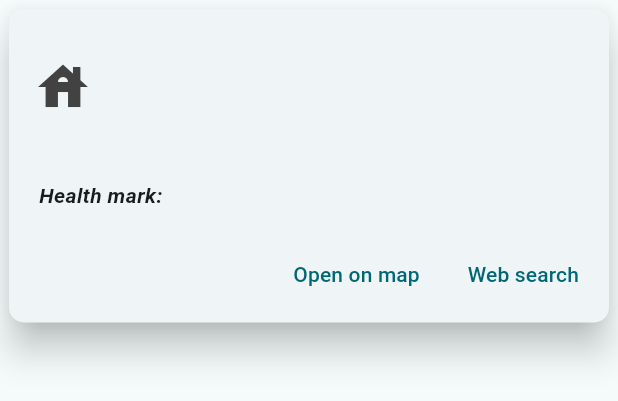
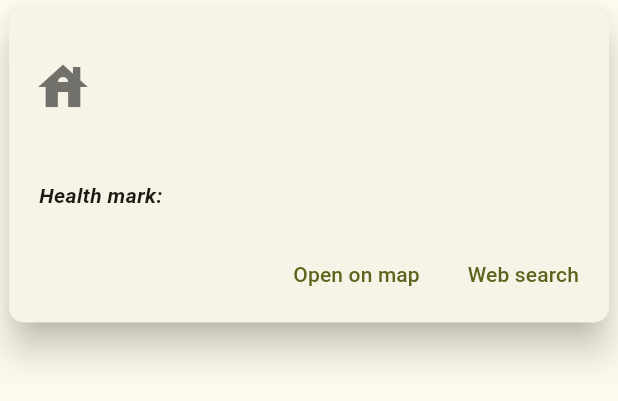
Before and after one commit to rokozeit/herkunft, a Flutter app: the CompanyDetailsWidget widget shown alone on an empty page, opened directly with empty values, after a tap on "Web search", on a phone screen of 412 x 824 dp. Shown: the top 401 px of the screen. Run offline on Flutter 3.47's test engine with Material 2 defaults, Android fonts, the phone set to English and light mode, and no system bars; our stand-ins replace file_picker, shared_preferences, sqflite_common_ffi; missing offline and left inert: flutter_scalable_ocr, maps_launcher, window_manager; accounts and stored records are empty.

Commit message:
some code improvements

```diff
--- a/lib/company_details.dart
+++ b/lib/company_details.dart
@@ -2,37 +2,31 @@ import 'package:flutter/material.dart';
 import 'package:maps_launcher/maps_launcher.dart';
 import 'package:url_launcher/url_launcher.dart';
 
-/// Contains the inforation on a single company
 class CompanyDetails {
-  /// The companies name
   final String name;
-
-  /// The address
   final String address;
-
-  /// The current approval no
   final String approvalNo;
-
-  /// The old approval no
   final String approvalNoOld;
-
-  /// Some comment
   final String comment;
 
-  CompanyDetails(this.name, this.address, this.approvalNo, this.approvalNoOld,
-      this.comment);
+  CompanyDetails(
+    this.name,
+    this.address,
+    this.approvalNo,
+    this.approvalNoOld,
+    this.comment,
+  );
 
   @override
   String toString() {
-    return '{name: $name, ??street: $address, ??appNo: $approvalNo, ??appNoOld: $approvalNoOld, ??comment: $comment}';
+    return '{name: $name, street: $address, appNo: $approvalNo, appNoOld: $approvalNoOld, comment: $comment}';
   }
 }
 
-/// The widget displaying the companydetails
 class CompanyDetailsWidget extends StatelessWidget {
   final CompanyDetails companyDetails;
 
-  const CompanyDetailsWidget(this.companyDetails, {super.key});
+  const CompanyDetailsWidget(this.companyDetails, {Key? key}) : super(key: key);
 
   @override
   Widget build(BuildContext context) {
@@ -44,7 +38,9 @@ class CompanyDetailsWidget extends StatelessWidget {
         shape: RoundedRectangleBorder(
           borderRadius: BorderRadius.circular(10.0),
         ),
-            child: Column(mainAxisSize: MainAxisSize.min, children: <Widget>[
+        child: Column(
+          mainAxisSize: MainAxisSize.min,
+          children: <Widget>[
             ListTile(
               title: Text(
                 companyDetails.name,
@@ -52,15 +48,16 @@ class CompanyDetailsWidget extends StatelessWidget {
                   fontWeight: FontWeight.bold,
                 ),
               ),
-                leading: Icon(
+              leading: const Icon(
                 Icons.house,
-                  color: Colors.grey.shade800,
+                color: Colors.black54,
                 size: 40,
               ),
               subtitle: Text(companyDetails.address),
-                // onTap: () {},
-                contentPadding:
-                    const EdgeInsets.symmetric(vertical: 16, horizontal: 16),
+              contentPadding: const EdgeInsets.symmetric(
+                vertical: 16,
+                horizontal: 16,
+              ),
             ),
             Container(
               margin: const EdgeInsets.symmetric(horizontal: 20),
@@ -70,104 +67,116 @@ class CompanyDetailsWidget extends StatelessWidget {
                   1: FractionColumnWidth(.6)
                 },
                 border: const TableBorder(
-                          horizontalInside:
-                              BorderSide(width: 1, color: Colors.white60)),
+                  horizontalInside: BorderSide(width: 1, color: Colors.white60),
+                ),
                 children: [
-                        TableRow(children: [
-                          TableCell(
-                              child: Container(
-                                  padding: const EdgeInsets.only(
-                                      bottom: 10, top: 10),
-                                  child: const Text('Health mark:',
-                                      style: TextStyle(
-                                          fontWeight: FontWeight.bold,
-                                          fontStyle: FontStyle.italic)))),
-                          TableCell(
-                              child: Container(
-                                  padding: const EdgeInsets.only(
-                                      bottom: 10, top: 10),
-                                  child: Text(companyDetails.approvalNo,
-                                      style: const TextStyle(
-                                          fontWeight: FontWeight.w600))))
-                        ]),
-                        if (companyDetails.approvalNoOld != '')
-                          TableRow(children: [
-                            TableCell(
-                                child: Container(
-                                    padding: const EdgeInsets.only(
-                                        bottom: 10, top: 10),
-                                    child: const Text('Health mark (old):',
-                                        style: TextStyle(
-                                            fontWeight: FontWeight.bold,
-                                            fontStyle: FontStyle.italic)))),
-                            TableCell(
-                                child: Container(
-                                    padding: const EdgeInsets.only(
-                                        bottom: 10, top: 10),
-                                    child: Text(companyDetails.approvalNoOld,
-                                        style: const TextStyle(
-                                            fontWeight: FontWeight.w600))))
-                          ]),
-                        if (companyDetails.comment != '')
-                          TableRow(children: [
-                            TableCell(
-                                child: Container(
-                                    padding: const EdgeInsets.only(
-                                        bottom: 10, top: 10),
-                                    child: const Text('Comment:',
-                                        style: TextStyle(
-                                            fontWeight: FontWeight.bold)))),
-                            TableCell(
-                                child: Container(
-                                    padding: const EdgeInsets.only(
-                                        bottom: 10, top: 10),
-                                    child: Text(companyDetails.comment)))
-                          ])
-                      ])),
+                  _buildTableRow(
+                    'Health mark:',
+                    companyDetails.approvalNo,
+                  ),
+                  if (companyDetails.approvalNoOld.isNotEmpty)
+                    _buildTableRow(
+                      'Health mark (old):',
+                      companyDetails.approvalNoOld,
+                    ),
+                  if (companyDetails.comment.isNotEmpty)
+                    _buildTableRow(
+                      'Comment:',
+                      companyDetails.comment,
+                    ),
+                ],
+              ),
+            ),
             ButtonBar(
               children: <Widget>[
-                  TextButton(
-                    child: const Text(
+                _buildTextButton(
                   'Open on map',
-                    ),
-                    onPressed: () {
-                      try {
-                        MapsLauncher.launchQuery(companyDetails.address);
-                      } catch (e) {
-                        _showDialog(
-                            "Remark",
-                            "Should open the the map-App if configured correctly. Looks like there was an issue.",
-                            context);
-                      }
+                  () {
+                    _launchMap(companyDetails.address, context);
                   },
                 ),
-                  TextButton(
-                    child: const Text(
+                _buildTextButton(
                   'Web search',
-                    ),
-                    onPressed: () {
-                      Uri uri = Uri.https('www.google.com', '/search', {
-                        'q': "${companyDetails.name}+${companyDetails.address}"
-                      });
-                      _openURL(uri.toString());
+                  () {
+                    _openWebSearch(companyDetails.name, companyDetails.address);
                   },
                 ),
               ],
             ),
-            ])));
+          ],
+        ),
+      ),
+    );
   }
 
-  /// Open the url in the default browser
-  void _openURL(String url) async {
-    // if (await canLaunch(url)) {
+  TableRow _buildTableRow(String label, String value) {
+    return TableRow(
+      children: [
+        TableCell(
+          child: Container(
+            padding: const EdgeInsets.symmetric(
+              vertical: 10,
+            ),
+            child: Text(
+              label,
+              style: const TextStyle(
+                fontWeight: FontWeight.bold,
+                fontStyle: FontStyle.italic,
+              ),
+            ),
+          ),
+        ),
+        TableCell(
+          child: Container(
+            padding: const EdgeInsets.symmetric(
+              vertical: 10,
+            ),
+            child: Text(
+              value,
+              style: const TextStyle(
+                fontWeight: FontWeight.w600,
+              ),
+            ),
+          ),
+        ),
+      ],
+    );
+  }
+
+  TextButton _buildTextButton(String text, VoidCallback onPressed) {
+    return TextButton(
+      onPressed: onPressed,
+      child: Text(text),
+    );
+  }
+
+  void _launchMap(String address, BuildContext context) {
+    try {
+      MapsLauncher.launchQuery(address);
+    } catch (e) {
+      _showDialog(
+        "Remark",
+        "Should open the map app if configured correctly. Looks like there was an issue.",
+        context,
+      );
+    }
+  }
+
+  void _openWebSearch(String name, String address) {
+    final query = '$name+$address';
+    final url = 'https://www.google.com/search?q=$query';
+
+    _openURL(url);
+  }
+
+  Future<void> _openURL(String url) async {
     await launchUrl(Uri.parse(url));
-  }
   }
 
   void _showDialog(String title, String message, BuildContext context) {
     showDialog<void>(
       context: context,
-    barrierDismissible: false, // user must tap button!
+      barrierDismissible: false,
       builder: (BuildContext context) {
         return AlertDialog(
           title: Text(title),
@@ -190,3 +199,4 @@ void _showDialog(String title, String message, BuildContext context) {
       },
     );
   }
+}
```
Also changed, not shown: lib/db_helper.dart (+40 -53 lines), lib/main.dart (+13 -6 lines), lib/search_page.dart (+24 -17 lines). Lines whose indentation alone changed are shown as unchanged.
